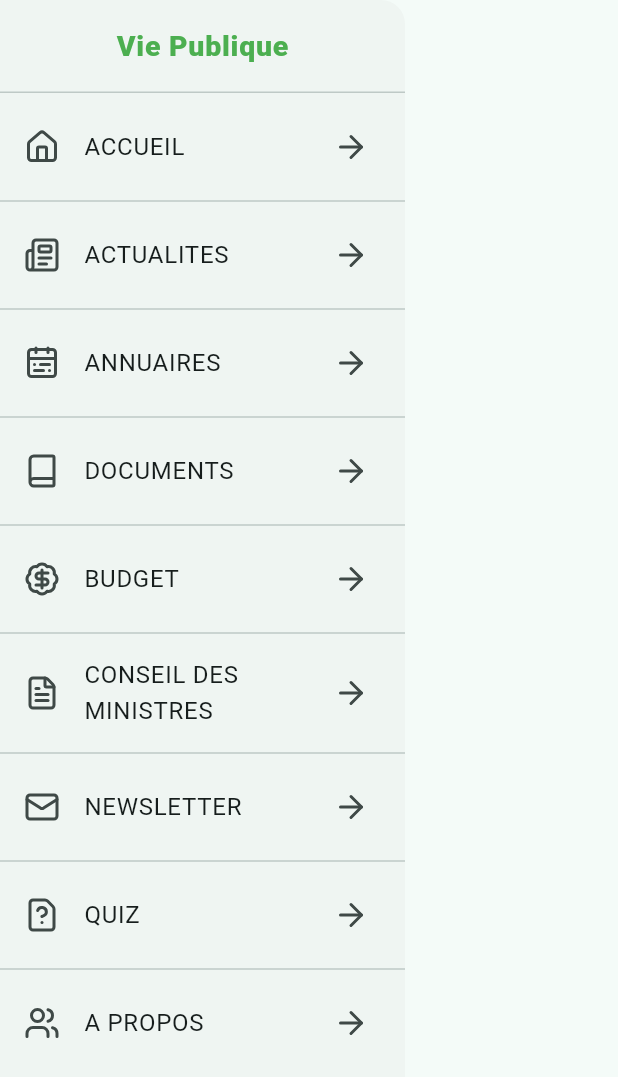
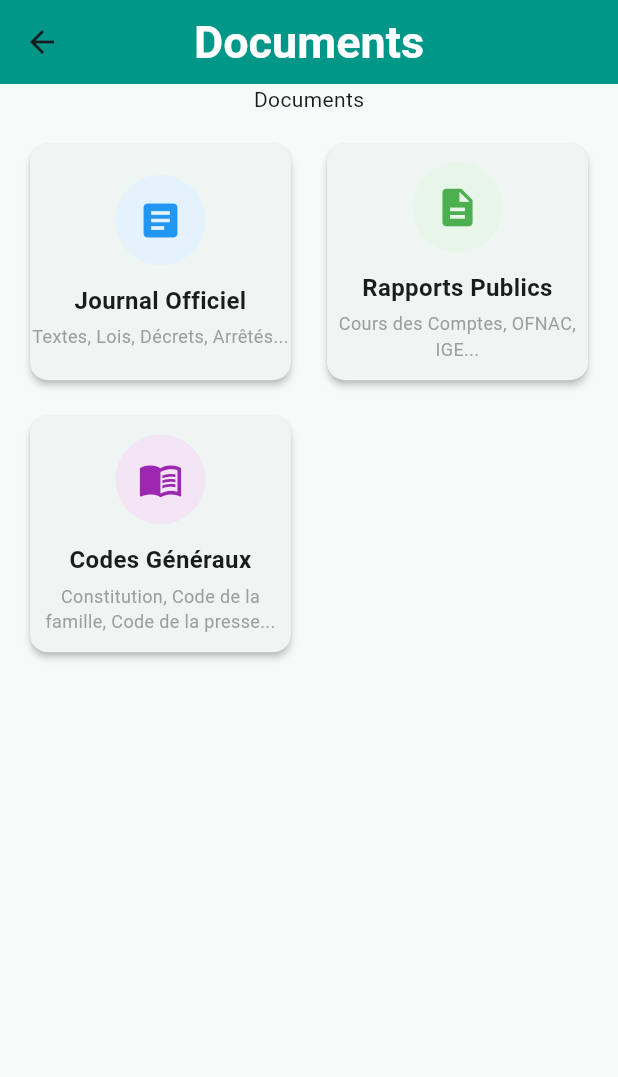
Before and after one commit to cisse410/vie-publique, a Flutter app: the DrawerMenu widget shown alone on an empty page, opened directly, after a tap on "DOCUMENTS", on a phone screen of 412 x 824 dp. Shown: the top 1077 px of the screen. Run offline on Flutter 3.47's test engine with Material 3 defaults, Android fonts, the phone set to English and light mode, and no system bars; our stand-ins replace cached_network_image, fluentui_icons, font_awesome_flutter, lucide_icons, share_plus; missing offline and left inert: amplitude_flutter; network calls fail.

Commit message:
mise en place de la page des documents

```diff
--- /dev/null
+++ b/lib/models/document.dart
@@ -0,0 +1,17 @@
+import 'package:flutter/material.dart';
+
+class Document {
+  final String title;
+  final String subtitle;
+  final IconData icon;
+  final Color backgroundColor;
+  final VoidCallback onTap;
+
+  Document({
+    required this.title,
+    required this.subtitle,
+    required this.icon,
+    required this.backgroundColor,
+    required this.onTap,
+  });
+}
--- /dev/null
+++ b/lib/pages/document_page.dart
@@ -0,0 +1,128 @@
+import 'package:flutter/material.dart';
+import 'package:intro_provider_state_management/models/document.dart';
+import 'package:intro_provider_state_management/pages/documents/codes_generaux.dart';
+import 'package:intro_provider_state_management/pages/documents/journal_officiel.dart';
+import 'package:intro_provider_state_management/pages/documents/rapport_public.dart';
+
+class DocumentsPage extends StatelessWidget {
+  const DocumentsPage({super.key});
+
+  @override
+  Widget build(BuildContext context) {
+    final List<Document> documents = [
+      Document(
+        title: 'Journal Officiel',
+        subtitle: 'Textes, Lois, Décrets, Arrêtés...',
+        icon: Icons.article,
+        backgroundColor: Colors.blue.shade50,
+        onTap: () {
+          Navigator.push(
+            context,
+            MaterialPageRoute(
+              builder: (context) => const JournalOfficiel(),
+            ),
+          );
+        },
+      ),
+      Document(
+        title: 'Rapports Publics',
+        subtitle: 'Cours des Comptes, OFNAC, IGE...',
+        icon: Icons.description,
+        backgroundColor: Colors.green.shade50,
+        onTap: () {
+          Navigator.push(
+            context,
+            MaterialPageRoute(
+              builder: (context) => const RapportPublics(),
+            ),
+          );
+        },
+      ),
+      Document(
+        title: 'Codes Généraux',
+        subtitle: 'Constitution, Code de la famille, Code de la presse...',
+        icon: Icons.menu_book,
+        backgroundColor: Colors.purple.shade50,
+        onTap: () {
+          Navigator.push(
+            context,
+            MaterialPageRoute(
+              builder: (context) => const CodesGeneraux(),
+            ),
+          );
+        },
+      ),
+    ];
+    return Scaffold(
+      appBar: AppBar(
+        title: const Text('Documents'),
+      ),
+      body: Column(
+        children: [
+          const Text("Documents"),
+          Expanded(
+            child: GridView.builder(
+              padding: const EdgeInsets.all(16),
+              gridDelegate: const SliverGridDelegateWithFixedCrossAxisCount(
+                crossAxisCount: 2,
+                childAspectRatio: 1.1,
+                crossAxisSpacing: 16,
+                mainAxisSpacing: 16,
+              ),
+              itemCount: documents.length,
+              itemBuilder: (context, index) {
+                final document = documents[index];
+                return Card(
+                  elevation: 2,
+                  child: InkWell(
+                    onTap: document.onTap,
+                    child: Column(
+                      mainAxisAlignment: MainAxisAlignment.center,
+                      children: [
+                        CircleAvatar(
+                          radius: 30,
+                          backgroundColor: document.backgroundColor,
+                          child: Icon(
+                            document.icon,
+                            size: 30,
+                            color:
+                                document.backgroundColor == Colors.blue.shade50
+                                    ? Colors.blue
+                                    : document.backgroundColor ==
+                                            Colors.green.shade50
+                                        ? Colors.green
+                                        : Colors.purple,
+                          ),
+                        ),
+                        const SizedBox(height: 12),
+                        Text(
+                          document.title,
+                          style: const TextStyle(
+                            fontSize: 16,
+                            fontWeight: FontWeight.bold,
+                          ),
+                          textAlign: TextAlign.center,
+                        ),
+                        const SizedBox(height: 4),
+                        Text(
+                          document.subtitle,
+                          style: const TextStyle(
+                            fontSize: 12,
+                            color: Colors.grey,
+                          ),
+                          textAlign: TextAlign.center,
+                          maxLines: 2,
+                          overflow: TextOverflow.ellipsis,
+                        ),
+                      ],
+                    ),
+                  ),
+                );
+              },
+            ),
+          ),
+        ],
+      ),
+    );
+  }
+}
--- a/lib/widgets/drawer_menu.dart
+++ b/lib/widgets/drawer_menu.dart
@@ -1,5 +1,6 @@
 import 'package:flutter/material.dart';
 import 'package:intro_provider_state_management/pages/about_us.dart';
+import 'package:intro_provider_state_management/pages/document_page.dart';
 import 'package:intro_provider_state_management/widgets/drawer_menu_item.dart';
 import 'package:lucide_icons/lucide_icons.dart';
 
@@ -52,7 +53,15 @@ class DrawerMenu extends StatelessWidget {
           DrawerMenuItem(
             icon: LucideIcons.book,
             title: "DOCUMENTS",
-            onTap: () {},
+            onTap: () {
+              Navigator.of(context).pop();
+              Navigator.push(
+                context,
+                MaterialPageRoute(
+                  builder: (context) => const DocumentsPage(),
+                ),
+              );
+            },
           ),
           const Divider(),
           DrawerMenuItem(
```
Also changed, not shown: lib/main.dart (+23 -0 lines), lib/pages/documents/codes_generaux.dart (added, +52 -0 lines), lib/pages/documents/journal_officiel.dart (added, +51 -0 lines), lib/pages/documents/rapport_public.dart (added, +52 -0 lines), lib/widgets/custom_text_field.dart (added, +46 -0 lines).
